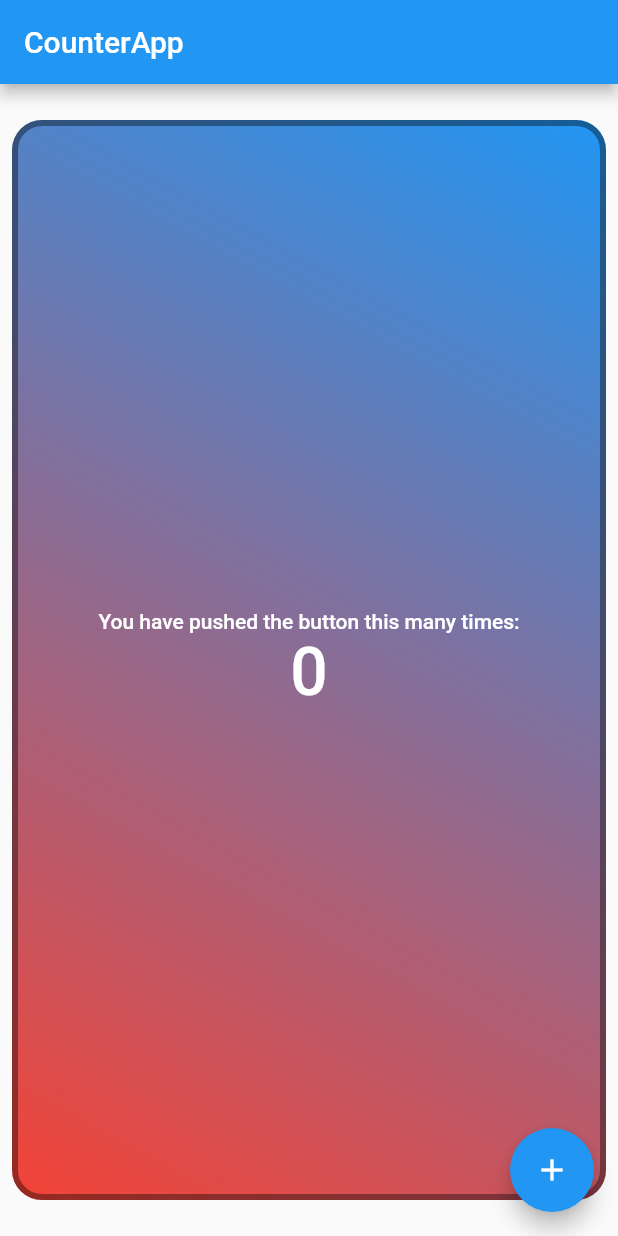
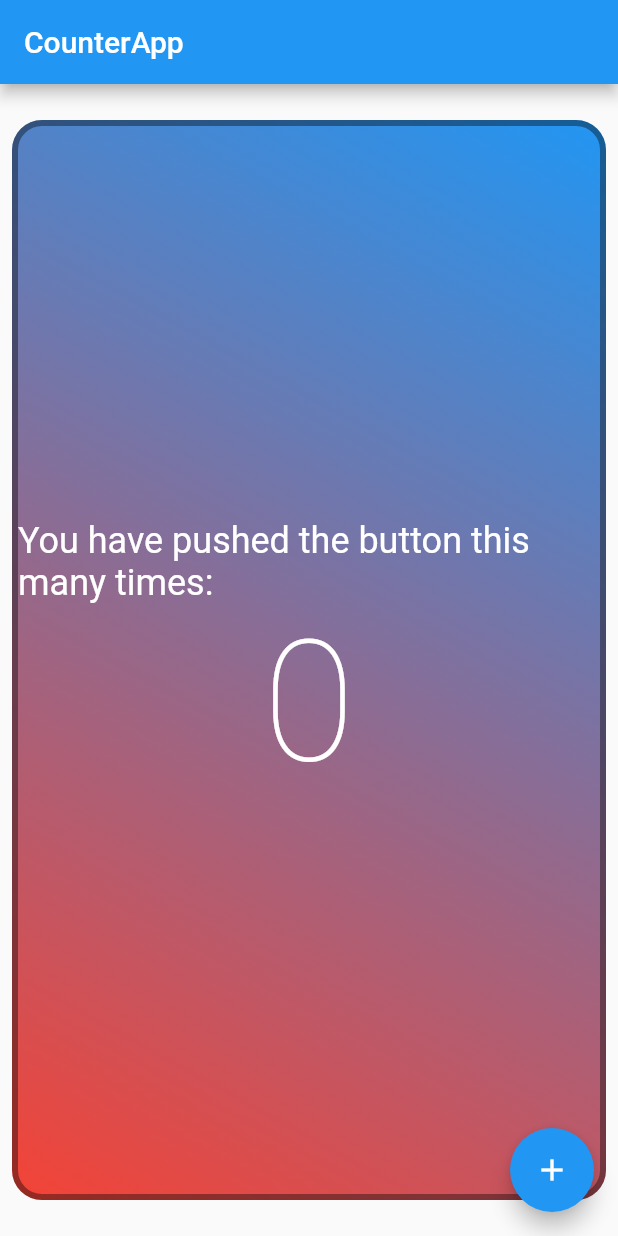
Before and after one commit to IT-HUSET/flutter-basics, a Flutter app: the screen it shows after launch, on a phone screen of 412 x 824 dp. Run offline on Flutter 3.47's test engine with Material 2 defaults, Android fonts, the phone set to English and light mode, and no system bars.

Commit message:
A better counter

```diff
--- /dev/null
+++ b/lib/a_better_counter.dart
@@ -0,0 +1,133 @@
+import 'package:flutter/material.dart';
+
+void main() {
+  runApp(const ABetterCounterApp());
+}
+
+/// Out fabolous and improved version of the standard Counter App!
+class ABetterCounterApp extends StatelessWidget {
+  const ABetterCounterApp({super.key});
+
+  @override
+  Widget build(BuildContext context) {
+    // Wrapping everytiung in a CounterProvider, for easy access to the Counter from anywhere.
+    return CounterProvider(
+      counter: Counter(),
+      child: MaterialApp(
+        title: 'CounterApp',
+        theme: ThemeData(
+          primarySwatch: Colors.blue,
+          textTheme: Theme.of(context).textTheme.apply(
+                bodyColor: Colors.white,
+                displayColor: Colors.white,
+              ),
+        ),
+        home: CounterPage(title: 'CounterApp'),
+      ),
+    );
+  }
+}
+
+/// InheritedWidget class that provides the [Counter] to its descendants, and rebuilds them when the [Counter] changes.
+class CounterProvider extends InheritedNotifier {
+  const CounterProvider({
+    Key? key,
+    required this.counter,
+    required Widget child,
+  }) : super(key: key, notifier: counter, child: child);
+
+  final Counter counter;
+
+  @override
+  bool updateShouldNotify(CounterProvider oldWidget) => counter != oldWidget.counter;
+}
+
+/// A simple [ChangeNotifier] that keeps track of a counter value, and notifies its listeners when it changes.
+class Counter extends ChangeNotifier {
+  static Counter of(BuildContext context) {
+    return context.dependOnInheritedWidgetOfExactType<CounterProvider>()!.counter;
+  }
+
+  int _value = 0;
+  int get value => _value;
+
+  void increment() {
+    _value++;
+    notifyListeners();
+  }
+}
+
+/// Basically the same CounterPage as in the standard Counter App, but with a few improvements:
+class CounterPage extends StatefulWidget {
+  CounterPage({Key? key, required this.title}) : super(key: key);
+
+  final String title;
+
+  @override
+  State createState() => _CounterPageState();
+}
+
+class _CounterPageState extends State<CounterPage> {
+  void _incrementCounter() {
+    final counter = Counter.of(context);
+    counter.increment();
+    if (counter.value == 10) {
+      _showToast();
+    }
+  }
+
+  void _showToast() {
+    final snackBar = SnackBar(backgroundColor: Colors.purple, content: Text('Counter incremented! 🚀🤯'));
+    ScaffoldMessenger.of(context).showSnackBar(snackBar);
+  }
+
+  @override
+  Widget build(BuildContext context) {
+    return Scaffold(
+      appBar: AppBar(
+        title: Text(widget.title),
+      ),
+      body: Container(
+        margin: EdgeInsets.symmetric(vertical: 24, horizontal: 8),
+        alignment: Alignment.center,
+        decoration: BoxDecoration(
+          gradient: const LinearGradient(
+            begin: Alignment.topRight,
+            end: Alignment.bottomLeft,
+            colors: [Colors.blue, Colors.red],
+          ),
+          border: Border.all(
+            color: Colors.black38,
+            width: 4,
+          ),
+          borderRadius: BorderRadius.circular(20),
+        ),
+        child: CounterWidget(),
+      ),
+      floatingActionButton: FloatingActionButton(
+        onPressed: _incrementCounter,
+        tooltip: 'Increment',
+        child: Icon(Icons.add),
+      ),
+    );
+  }
+}
+
+class CounterWidget extends StatelessWidget {
+  const CounterWidget({Key? key}) : super(key: key);
+
+  @override
+  Widget build(BuildContext context) {
+    final counter = Counter.of(context);
+    return Column(
+      mainAxisAlignment: MainAxisAlignment.center,
+      children: <Widget>[
+        Text('You have pushed the button this many times:', style: Theme.of(context).textTheme.headlineSmall),
+        Text(
+          '${counter.value}',
+          style: Theme.of(context).textTheme.displayLarge,
+        ),
+      ],
+    );
+  }
+}
--- a/lib/flutter_basics.dart
+++ b/lib/flutter_basics.dart
@@ -73,7 +73,7 @@ class _CounterPageState extends State<CounterPage> {
           borderRadius: BorderRadius.circular(20),
         ),
         child: DefaultTextStyle(
-          style: Theme.of(context).textTheme.bodyText1!.copyWith(color: Colors.white),
+          style: Theme.of(context).textTheme.bodyLarge!.copyWith(color: Colors.white),
           child: Column(
             mainAxisAlignment: MainAxisAlignment.center,
             children: <Widget>[
--- a/lib/main.dart
+++ b/lib/main.dart
@@ -1,7 +1,9 @@
-import 'dart_basics.dart' as dart_basics;
-import 'flutter_basics.dart' as flutter_basics;
+//import 'dart_basics.dart' as dart_basics;
+//import 'flutter_basics.dart' as flutter_basics;
+import 'a_better_counter.dart' as a_better_counter;
 
 void main() {
-  dart_basics.main();
+  //dart_basics.main();
   //flutter_basics.main();
+  a_better_counter.main();
 }
```
Also changed, not shown: pubspec.lock, 1 other file.
